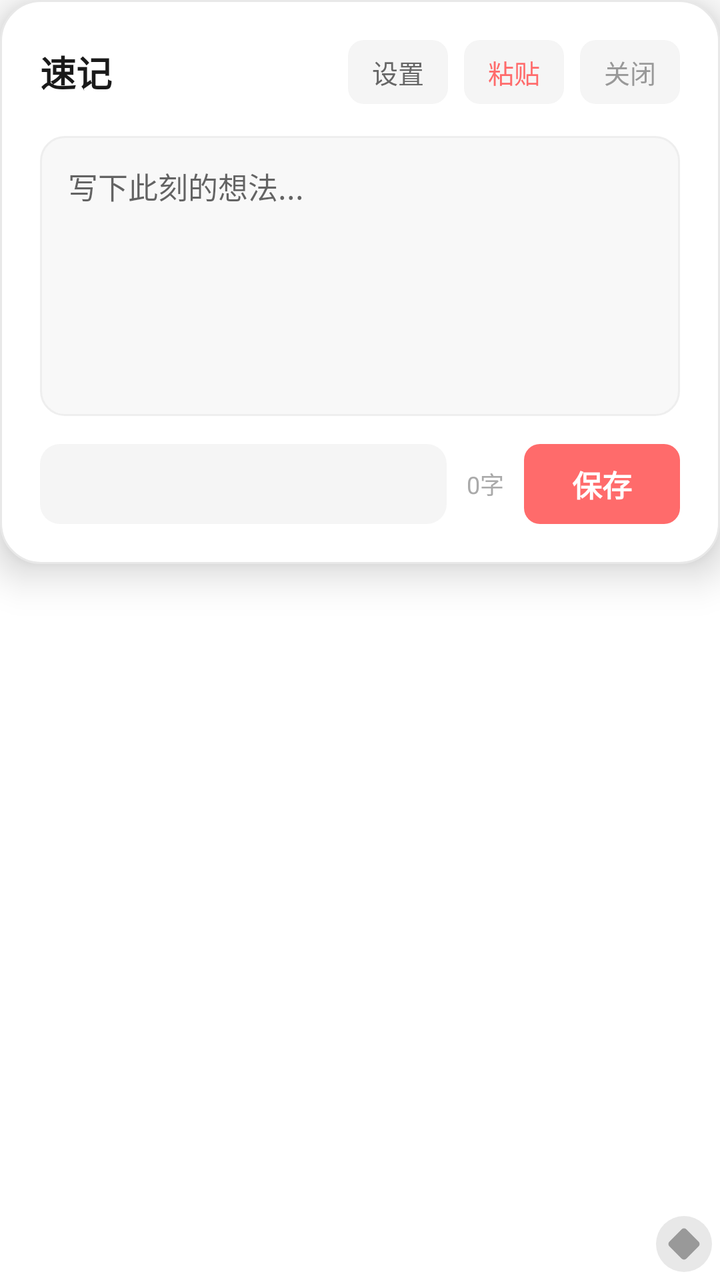
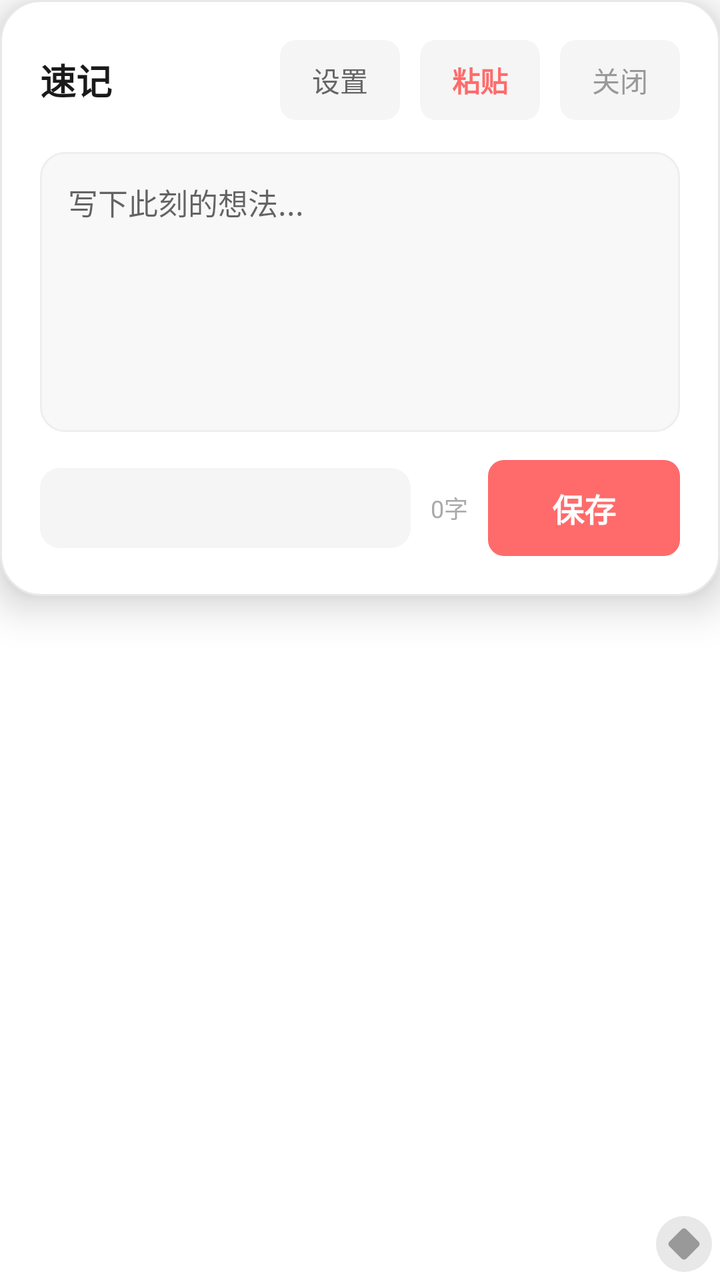

An Android layout rendered at two revisions. The XML below is the earlier revision; the diff shows what the commit changed to produce the second picture.
<!-- AndroidManifest.xml: fallback theme Theme.MaterialComponents.DayNight.NoActionBar -->
<!-- res/layout/floating_panel.xml -->
<?xml version="1.0" encoding="utf-8"?>
<FrameLayout xmlns:android="http://schemas.android.com/apk/res/android"
    android:id="@+id/floating_panel_root"
    android:layout_width="match_parent"
    android:layout_height="wrap_content">

    
    <LinearLayout
        android:id="@+id/floating_panel_container"
        android:layout_width="match_parent"
        android:layout_height="wrap_content"
        android:background="@drawable/bg_floating_panel"
        android:elevation="12dp"
        android:orientation="vertical"
        android:padding="20dp">

        
        <LinearLayout
            android:layout_width="match_parent"
            android:layout_height="wrap_content"
            android:gravity="center_vertical"
            android:orientation="horizontal">

            <TextView
                android:layout_width="0dp"
                android:layout_height="wrap_content"
                android:layout_weight="1"
                android:text="速记"
                android:textColor="#1A1A1A"
                android:textSize="18sp"
                android:textStyle="bold" />

            <TextView
                android:id="@+id/btn_settings"
                android:layout_width="wrap_content"
                android:layout_height="32dp"
                android:background="@drawable/bg_panel_action"
                android:gravity="center"
                android:paddingStart="12dp"
                android:paddingEnd="12dp"
                android:text="设置"
                android:textColor="#666666"
                android:textSize="13sp" />

            <View
                android:layout_width="8dp"
                android:layout_height="0dp" />

            <TextView
                android:id="@+id/btn_paste"
                android:layout_width="wrap_content"
                android:layout_height="32dp"
                android:background="@drawable/bg_panel_action"
                android:gravity="center"
                android:paddingStart="12dp"
                android:paddingEnd="12dp"
                android:text="粘贴"
                android:textColor="#FF6B6B"
                android:textSize="13sp" />

            <View
                android:layout_width="8dp"
                android:layout_height="0dp" />

            <TextView
                android:id="@+id/btn_close_panel"
                android:layout_width="wrap_content"
                android:layout_height="32dp"
                android:background="@drawable/bg_panel_action"
                android:gravity="center"
                android:paddingStart="12dp"
                android:paddingEnd="12dp"
                android:text="关闭"
                android:textColor="#999999"
                android:textSize="13sp" />
        </LinearLayout>

        
        <EditText
            android:id="@+id/et_quick_note"
            android:layout_width="match_parent"
            android:layout_height="140dp"
            android:layout_marginTop="16dp"
            android:background="@drawable/bg_edit_text"
            android:gravity="top|start"
            android:hint="写下此刻的想法..."
            android:imeOptions="flagNoExtractUi"
            android:inputType="textMultiLine|textCapSentences"
            android:lineSpacingMultiplier="1.3"
            android:padding="14dp"
            android:textColor="#1A1A1A"
            android:textSize="15sp" />

        
        <LinearLayout
            android:layout_width="match_parent"
            android:layout_height="wrap_content"
            android:layout_marginTop="14dp"
            android:gravity="center_vertical"
            android:orientation="horizontal">

            <Spinner
                android:id="@+id/spinner_tag"
                android:layout_width="0dp"
                android:layout_height="40dp"
                android:layout_weight="1"
                android:background="@drawable/bg_spinner"
                android:paddingStart="10dp"
                android:paddingEnd="10dp" />

            <TextView
                android:id="@+id/tv_word_count"
                android:layout_width="wrap_content"
                android:layout_height="wrap_content"
                android:layout_marginStart="10dp"
                android:layout_marginEnd="10dp"
                android:text="0字"
                android:textColor="#AAAAAA"
                android:textSize="12sp" />

            <TextView
                android:id="@+id/btn_save"
                android:layout_width="wrap_content"
                android:layout_height="40dp"
                android:background="@drawable/bg_save_button"
                android:gravity="center"
                android:paddingStart="24dp"
                android:paddingEnd="24dp"
                android:text="保存"
                android:textColor="#FFFFFF"
                android:textSize="15sp"
                android:textStyle="bold" />
        </LinearLayout>
    </LinearLayout>

    
    <View
        android:id="@+id/drag_handle"
        android:layout_width="28dp"
        android:layout_height="28dp"
        android:layout_gravity="bottom|end"
        android:layout_marginEnd="4dp"
        android:layout_marginBottom="4dp"
        android:background="@drawable/bg_drag_handle" />
</FrameLayout>
<!-- resources referenced by this layout -->
<resources>
  <!-- drawable bg_drag_handle (drawable) -->
  <layer-list xmlns:android="http://schemas.android.com/apk/res/android">
      
      <item>
          <shape android:shape="oval">
              <solid android:color="#E8E8E8"/>
          </shape>
      </item>
      
      <item
          android:left="8dp"
          android:top="8dp"
          android:right="8dp"
          android:bottom="8dp">
          <rotate
              android:fromDegrees="45"
              android:pivotX="50%"
              android:pivotY="50%">
              <shape android:shape="rectangle">
                  <solid android:color="#999999"/>
                  <size
                      android:width="3dp"
                      android:height="10dp"/>
                  <corners android:radius="1.5dp"/>
              </shape>
          </rotate>
      </item>
  </layer-list>
  <!-- drawable bg_edit_text (drawable) -->
  <?xml version="1.0" encoding="utf-8"?>
  <shape xmlns:android="http://schemas.android.com/apk/res/android"
      android:shape="rectangle">
      <solid android:color="#F8F8F8" />
      <corners android:radius="12dp" />
      <stroke
          android:width="1dp"
          android:color="#EEEEEE" />
  </shape>
  <!-- drawable bg_floating_panel (drawable) -->
  <?xml version="1.0" encoding="utf-8"?>
  <shape xmlns:android="http://schemas.android.com/apk/res/android"
      android:shape="rectangle">
      <solid android:color="#FFFFFF" />
      <corners android:radius="20dp" />
      <stroke
          android:width="1dp"
          android:color="#E8E8E8" />
  </shape>
  <!-- drawable bg_panel_action (drawable) -->
  <?xml version="1.0" encoding="utf-8"?>
  <shape xmlns:android="http://schemas.android.com/apk/res/android"
      android:shape="rectangle">
      <solid android:color="#F5F5F5" />
      <corners android:radius="8dp" />
  </shape>
  <!-- drawable bg_save_button (drawable) -->
  <?xml version="1.0" encoding="utf-8"?>
  <shape xmlns:android="http://schemas.android.com/apk/res/android"
      android:shape="rectangle">
      <solid android:color="#FF6B6B" />
      <corners android:radius="8dp" />
  </shape>
  <!-- drawable bg_spinner (drawable) -->
  <?xml version="1.0" encoding="utf-8"?>
  <shape xmlns:android="http://schemas.android.com/apk/res/android"
      android:shape="rectangle">
      <solid android:color="#F5F5F5" />
      <corners android:radius="10dp" />
  </shape>
</resources>

<!-- the commit's change to res/layout/floating_panel.xml (unified diff, before → after) -->
@@ -33,46 +33,47 @@
             <TextView
                 android:id="@+id/btn_settings"
                 android:layout_width="wrap_content"
-                android:layout_height="32dp"
+                android:layout_height="40dp"
                 android:background="@drawable/bg_panel_action"
                 android:gravity="center"
-                android:paddingStart="12dp"
-                android:paddingEnd="12dp"
+                android:paddingStart="16dp"
+                android:paddingEnd="16dp"
                 android:text="设置"
                 android:textColor="#666666"
-                android:textSize="13sp" />
+                android:textSize="14sp" />
 
             <View
-                android:layout_width="8dp"
+                android:layout_width="10dp"
                 android:layout_height="0dp" />
 
             <TextView
                 android:id="@+id/btn_paste"
                 android:layout_width="wrap_content"
-                android:layout_height="32dp"
+                android:layout_height="40dp"
                 android:background="@drawable/bg_panel_action"
                 android:gravity="center"
-                android:paddingStart="12dp"
-                android:paddingEnd="12dp"
+                android:paddingStart="16dp"
+                android:paddingEnd="16dp"
                 android:text="粘贴"
                 android:textColor="#FF6B6B"
-                android:textSize="13sp" />
+                android:textSize="14sp"
+                android:textStyle="bold" />
 
             <View
-                android:layout_width="8dp"
+                android:layout_width="10dp"
                 android:layout_height="0dp" />
 
             <TextView
                 android:id="@+id/btn_close_panel"
                 android:layout_width="wrap_content"
-                android:layout_height="32dp"
+                android:layout_height="40dp"
                 android:background="@drawable/bg_panel_action"
                 android:gravity="center"
-                android:paddingStart="12dp"
-                android:paddingEnd="12dp"
+                android:paddingStart="16dp"
+                android:paddingEnd="16dp"
                 android:text="关闭"
                 android:textColor="#999999"
-                android:textSize="13sp" />
+                android:textSize="14sp" />
         </LinearLayout>
 
         
@@ -121,14 +122,14 @@
             <TextView
                 android:id="@+id/btn_save"
                 android:layout_width="wrap_content"
-                android:layout_height="40dp"
+                android:layout_height="48dp"
                 android:background="@drawable/bg_save_button"
                 android:gravity="center"
-                android:paddingStart="24dp"
-                android:paddingEnd="24dp"
+                android:paddingStart="32dp"
+                android:paddingEnd="32dp"
                 android:text="保存"
                 android:textColor="#FFFFFF"
-                android:textSize="15sp"
+                android:textSize="16sp"
                 android:textStyle="bold" />
         </LinearLayout>
     </LinearLayout>
